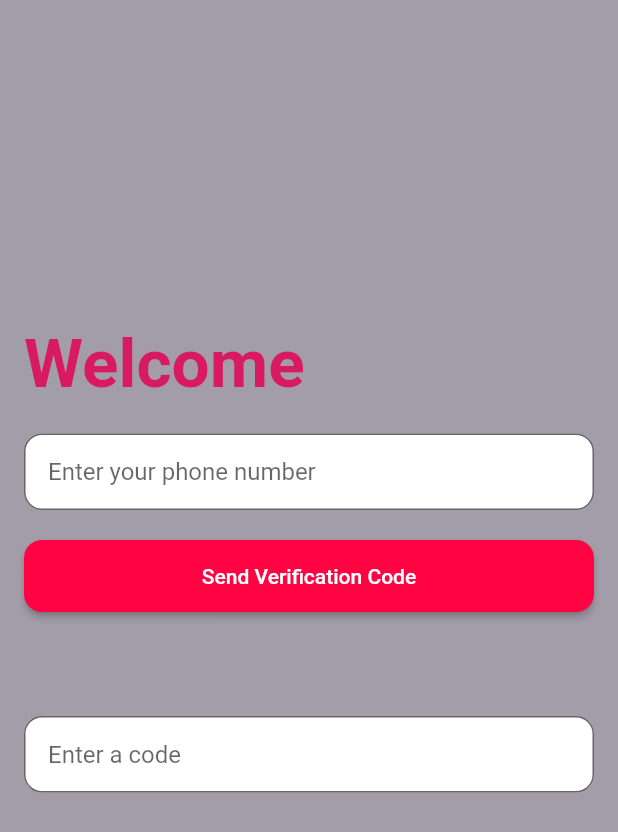
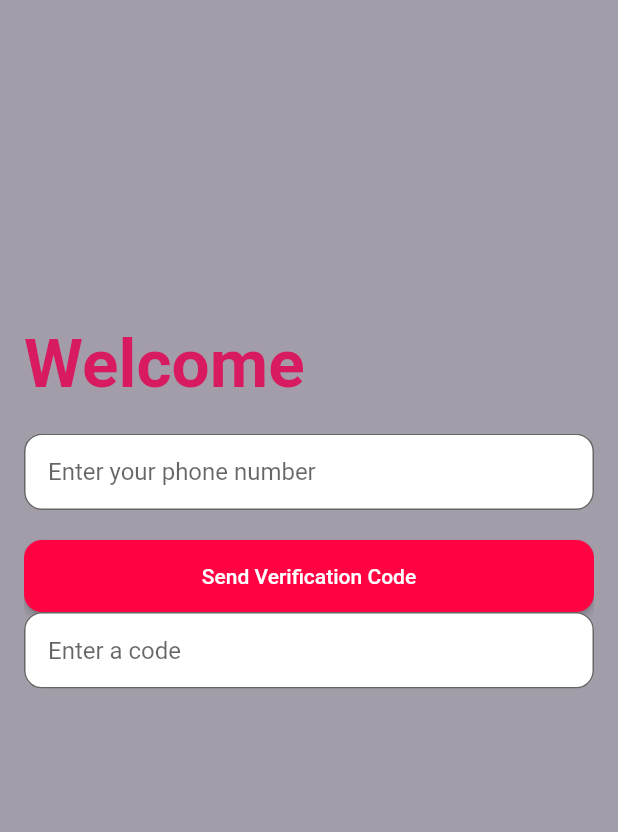
Before and after one commit to qweufibeze/charless, a Flutter app: the PhoneAuthScreenContent screen opened directly, after a tap on "Send Verification Code", on a phone screen of 412 x 824 dp. Shown: the top 832 px of the screen. Run offline on Flutter 3.47's test engine with Material 2 defaults, Android fonts, the phone set to English and light mode, and no system bars; our stand-ins replace firebase_core, flutter_bloc, mask_text_input_formatter; accounts and stored records are empty.

Commit message:
сделал создание виджета для ввода кода аутентификации при нажатии на send code

```diff
--- a/lib/phone_auth_screen.dart
+++ b/lib/phone_auth_screen.dart
@@ -103,7 +103,8 @@ class _PhoneInputFieldState extends State<PhoneInputField>  {
     return Form(
       key: _formKey,
       child: Stack(
-          children: <Widget>[ Column(
+        children: <Widget>[
+          Column(
             children: [
               TextFormField(
                 controller: _phoneController,
@@ -142,7 +143,14 @@ class _PhoneInputFieldState extends State<PhoneInputField>  {
                 const CreateNewWidget(),
             ],
           ),
-          ]
+          if(_isShowWidget) // Add this Positioned widget
+            Positioned(
+              top: MediaQuery.of(context).size.height * 0.5, // Adjust this value as needed
+              left: 16,
+              right: 16,
+              child: const CreateNewWidget(),
+            ),
+        ],
       ),
     );
   }
@@ -173,8 +181,8 @@ class _CreateNewWidget extends State<CreateNewWidget> with SingleTickerProviderS
     );
 
     _offsetAnimation = Tween<Offset>(
-      begin: const Offset(0, 0), // Start at the top
-      end: const Offset(0, 1.36), // End at the center
+      begin: const Offset(0, -1.36), // Start above the top
+      end: const Offset(0, 0), // End at the center
     ).animate(CurvedAnimation(
       parent: _controller,
       curve: Curves.fastOutSlowIn,
```
